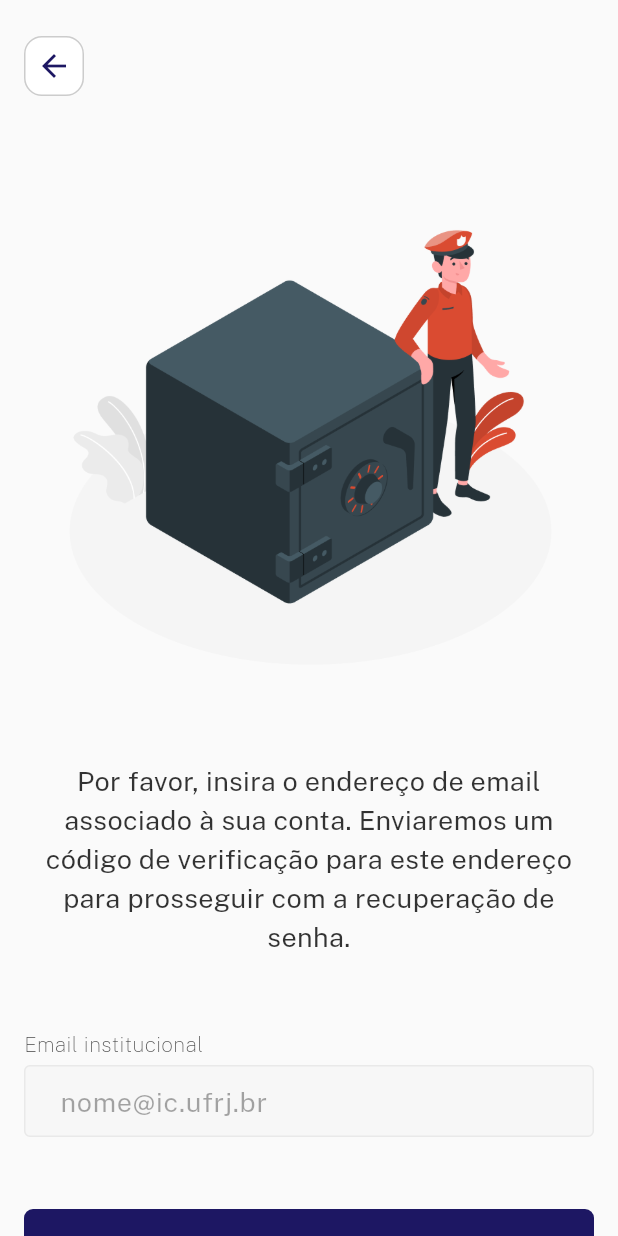
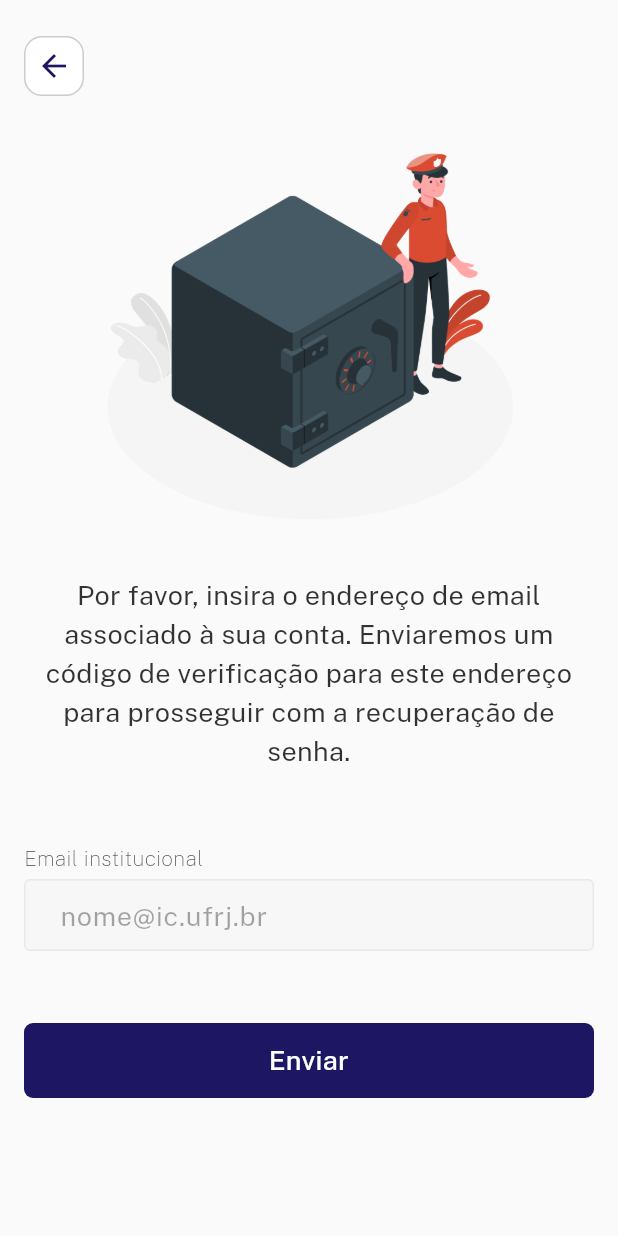
Before and after one commit to Avalia-Ai/avai-webapp, a Flutter app: the ResetPasswordPage screen opened by its route, on a phone screen of 412 x 824 dp. Run offline on Flutter 3.47's test engine with Material 3 defaults, Android fonts, the light colour scheme and no system bars; our stand-ins replace dropdown_button2, fluro; project files that could hold a hidden picture were left out.

Commit message:
Fix margin

```diff
--- a/application/lib/view/reset_password_page.dart
+++ b/application/lib/view/reset_password_page.dart
@@ -56,14 +56,14 @@ class ResetPasswordPage extends StatelessWidget {
       constraints: const BoxConstraints(
         maxWidth: 560,
       ),
-      margin: const EdgeInsets.only(top: 24, bottom: 48),
+      margin: const EdgeInsets.only(bottom: 48),
       child: Column(
         mainAxisAlignment: MainAxisAlignment.center,
         crossAxisAlignment: CrossAxisAlignment.center,
         children: [
           Image.asset(
             'assets/images/safe.png',
-            height: 420,
+            height: 320,
           ),
           Text(
             'Por favor, insira o endereço de email associado à sua conta. Enviaremos um código de verificação para este endereço para prosseguir com a recuperação de senha.',
@@ -77,7 +77,6 @@ class ResetPasswordPage extends StatelessWidget {
           ),
           const SizedBox(height: 48),
           AVAIButton(label: 'Enviar', onPressed: () {}),
-          const SizedBox(height: 48),
         ],
       ),
     );
```
